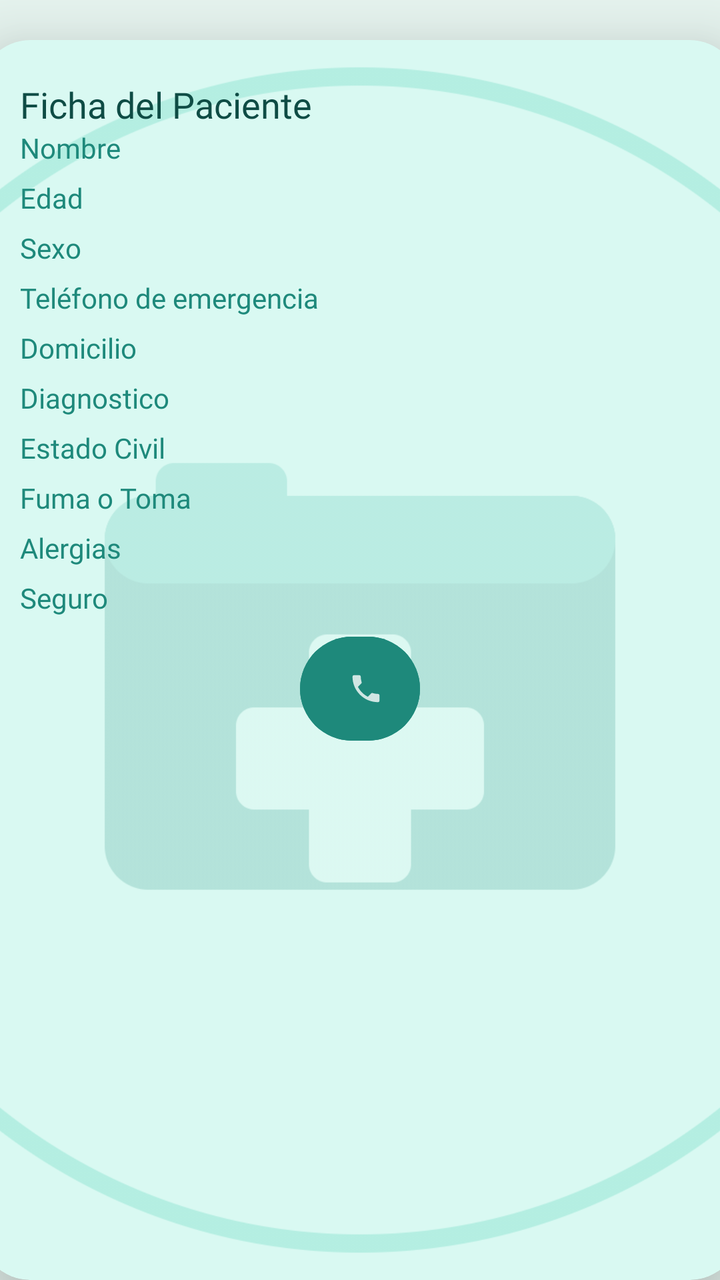
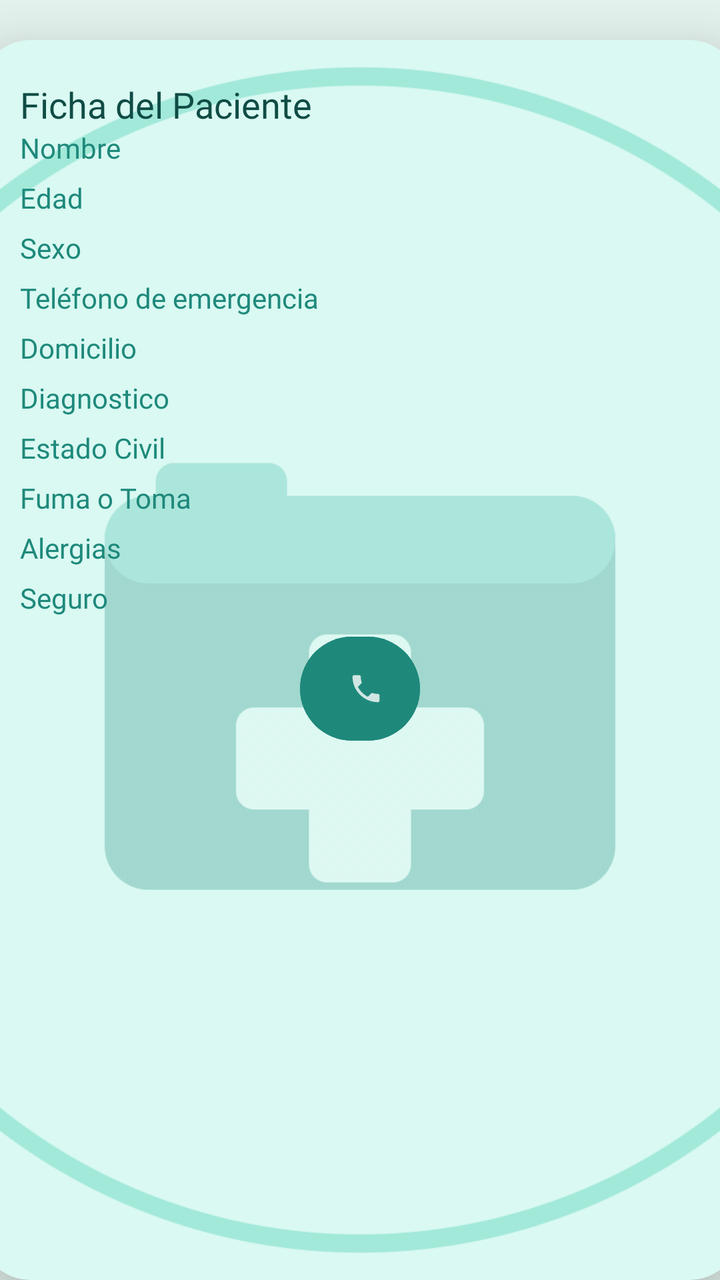

An Android layout rendered at two revisions. The XML below is the earlier revision; the diff shows what the commit changed to produce the second picture.
<!-- AndroidManifest.xml: application theme Theme.CLINICFILES -->
<!-- res/layout/activity_ficha.xml -->
<?xml version="1.0" encoding="utf-8"?>
<LinearLayout xmlns:android="http://schemas.android.com/apk/res/android"
    xmlns:app="http://schemas.android.com/apk/res-auto"
    android:id="@+id/main"
    android:layout_width="match_parent"
    android:layout_height="match_parent"
    android:orientation="vertical"
    android:background="#E8F6F1">

    <androidx.cardview.widget.CardView
        android:layout_marginTop="20dp"
        android:layout_width="380dp"
        android:layout_gravity="center"
        android:layout_height="wrap_content"
        app:cardElevation="25dp"
        app:cardCornerRadius="25dp"
        app:cardBackgroundColor="#D9F9F2">

        <ImageView
            android:layout_width="match_parent"
            android:layout_height="match_parent"
            android:alpha=".2"
            android:scaleType="centerCrop"
            android:src="@drawable/download" />

        <LinearLayout
            android:layout_width="match_parent"
            android:layout_height="match_parent"
            android:orientation="vertical"
            android:padding="20dp">


            <TextView
                android:layout_width="wrap_content"
                android:layout_height="wrap_content"
                android:text="Ficha del Paciente"
                android:textSize="18sp"
                android:textColor="#0F4C45"
                android:fontFamily="@font/italika"/>

            <LinearLayout
                android:layout_width="match_parent"
                android:layout_height="wrap_content"
                android:orientation="horizontal"
                android:layout_marginBottom="6dp">

                <TextView
                    android:layout_width="0dp"
                    android:layout_height="wrap_content"
                    android:layout_weight="1"
                    android:text="Nombre"
                    android:textColor="#1E897B"
                    android:fontFamily="@font/italika"/>

                <TextView
                    android:id="@+id/tvTMarca"
                    android:layout_width="0dp"
                    android:layout_height="wrap_content"
                    android:layout_weight="2"
                    android:textColor="#0F4C45"
                    android:fontFamily="@font/cinzel"/>
            </LinearLayout>

            <LinearLayout
                android:layout_width="match_parent"
                android:layout_height="wrap_content"
                android:orientation="horizontal"
                android:layout_marginBottom="6dp">

                <TextView
                    android:layout_width="0dp"
                    android:layout_height="wrap_content"
                    android:layout_weight="1"
                    android:text="Edad"
                    android:textColor="#1E897B"
                    android:fontFamily="@font/italika"/>

                <TextView
                    android:id="@+id/tvTPais"
                    android:layout_width="0dp"
                    android:layout_height="wrap_content"
                    android:layout_weight="2"
                    android:textColor="#0F4C45"
                    android:fontFamily="@font/cinzel"/>
            </LinearLayout>

            <LinearLayout
                android:layout_width="match_parent"
                android:layout_height="wrap_content"
                android:orientation="horizontal"
                android:layout_marginBottom="6dp">

                <TextView
                    android:layout_width="0dp"
                    android:layout_height="wrap_content"
                    android:layout_weight="1"
                    android:text="Sexo"
                    android:textColor="#1E897B"
                    android:fontFamily="@font/italika"/>

                <TextView
                    android:id="@+id/tvTEmpresa"
                    android:layout_width="0dp"
                    android:layout_height="wrap_content"
                    android:layout_weight="2"
                    android:textColor="#0F4C45"
                    android:fontFamily="@font/cinzel"/>
            </LinearLayout>

            <LinearLayout
                android:layout_width="match_parent"
                android:layout_height="wrap_content"
                android:orientation="horizontal"
                android:layout_marginBottom="6dp">

                <TextView
                    android:layout_width="wrap_content"
                    android:layout_height="wrap_content"
                    android:text="Teléfono de emergencia"
                    android:textColor="#1E897B"
                    android:fontFamily="@font/italika"/>

                <TextView
                    android:id="@+id/tvTTelefono"
                    android:layout_width="0dp"
                    android:layout_height="wrap_content"
                    android:layout_weight="2"
                    android:textColor="#0F4C45"
                    android:fontFamily="@font/cinzel"/>

            </LinearLayout>

            <LinearLayout
                android:layout_width="match_parent"
                android:layout_height="wrap_content"
                android:orientation="horizontal"
                android:layout_marginBottom="6dp">

                <TextView
                    android:layout_width="0dp"
                    android:layout_height="wrap_content"
                    android:layout_weight="1"
                    android:text="Domicilio"
                    android:textColor="#1E897B"
                    android:fontFamily="@font/italika"/>

                <TextView
                    android:id="@+id/tvDomicilio"
                    android:layout_width="0dp"
                    android:layout_height="wrap_content"
                    android:layout_weight="2"
                    android:textColor="#0F4C45"
                    android:fontFamily="@font/cinzel"/>
            </LinearLayout>

            <LinearLayout
                android:layout_width="match_parent"
                android:layout_height="wrap_content"
                android:orientation="horizontal"
                android:layout_marginBottom="6dp">

                <TextView
                    android:layout_width="0dp"
                    android:layout_height="wrap_content"
                    android:layout_weight="1"
                    android:text="Diagnostico"
                    android:textColor="#1E897B"
                    android:fontFamily="@font/italika"/>

                <TextView
                    android:id="@+id/tvDiagnostico"
                    android:layout_width="0dp"
                    android:layout_height="wrap_content"
                    android:layout_weight="2"
                    android:textColor="#0F4C45"
                    android:fontFamily="@font/cinzel"/>
            </LinearLayout>

            <LinearLayout
                android:layout_width="match_parent"
                android:layout_height="wrap_content"
                android:orientation="horizontal"
                android:layout_marginBottom="6dp">

                <TextView
                    android:layout_width="0dp"
                    android:layout_height="wrap_content"
                    android:layout_weight="1"
                    android:text="Estado Civil"
                    android:textColor="#1E897B"
                    android:fontFamily="@font/italika"/>

                <TextView
                    android:id="@+id/tvEstCivil"
                    android:layout_width="0dp"
                    android:layout_height="wrap_content"
                    android:layout_weight="2"
                    android:textColor="#0F4C45"
                    android:fontFamily="@font/cinzel"/>
            </LinearLayout>

            <LinearLayout
                android:layout_width="match_parent"
                android:layout_height="wrap_content"
                android:orientation="horizontal"
                android:layout_marginBottom="6dp">

                <TextView
                    android:layout_width="0dp"
                    android:layout_height="wrap_content"
                    android:layout_weight="1"
                    android:text="Fuma o Toma"
                    android:textColor="#1E897B"
                    android:fontFamily="@font/italika"/>

                <TextView
                    android:id="@+id/tvFumaoToma"
                    android:layout_width="0dp"
                    android:layout_height="wrap_content"
                    android:layout_weight="2"
                    android:textColor="#0F4C45"
                    android:fontFamily="@font/cinzel"/>
            </LinearLayout>

            <LinearLayout
                android:layout_width="match_parent"
                android:layout_height="wrap_content"
                android:orientation="horizontal"
                android:layout_marginBottom="6dp">

                <TextView
                    android:layout_width="0dp"
                    android:layout_height="wrap_content"
                    android:layout_weight="1"
                    android:text="Alergias"
                    android:textColor="#1E897B"
                    android:fontFamily="@font/italika"/>

                <TextView
                    android:id="@+id/tvAlergias"
                    android:layout_width="0dp"
                    android:layout_height="wrap_content"
                    android:layout_weight="2"
                    android:textColor="#0F4C45"
                    android:fontFamily="@font/cinzel"/>
            </LinearLayout>

            <LinearLayout
                android:layout_width="match_parent"
                android:layout_height="wrap_content"
                android:orientation="horizontal"
                android:layout_marginBottom="6dp">

                <TextView
                    android:layout_width="0dp"
                    android:layout_height="wrap_content"
                    android:layout_weight="1"
                    android:text="Seguro"
                    android:textColor="#1E897B"
                    android:fontFamily="@font/italika"/>

                <TextView
                    android:id="@+id/tvSeguro"
                    android:layout_width="0dp"
                    android:layout_height="wrap_content"
                    android:layout_weight="2"
                    android:textColor="#0F4C45"
                    android:fontFamily="@font/cinzel"/>
            </LinearLayout>
            <Button
                android:fontFamily="@font/cinzel"
                android:id="@+id/btnllamar"
                android:layout_width="60dp"
                android:layout_height="60dp"
                android:layout_gravity="center"
                android:backgroundTint="#1E897B"
                app:icon="@drawable/baseline_phone_24" />

        </LinearLayout>
    </androidx.cardview.widget.CardView>
    <Button
        android:fontFamily="@font/cinzel"
        android:layout_gravity="center"
        android:id="@+id/btnvolver"
        android:layout_width="200dp"
        android:layout_height="70dp"
        android:layout_marginTop="20dp"
        android:text="Regresar a registros"
        android:backgroundTint="#1E897B"
        android:textColor="#E8F6F1"/>
</LinearLayout>
<!-- resources referenced by this layout -->
<resources>
  <!-- drawable baseline_phone_24 (drawable) -->
  <vector xmlns:android="http://schemas.android.com/apk/res/android" android:alpha="0.79" android:height="24dp" android:tint="#4A180B" android:viewportHeight="24" android:viewportWidth="24" android:width="24dp">
        
      <path android:fillColor="@android:color/white" android:pathData="M6.62,10.79c1.44,2.83 3.76,5.14 6.59,6.59l2.2,-2.2c0.27,-0.27 0.67,-0.36 1.02,-0.24 1.12,0.37 2.33,0.57 3.57,0.57 0.55,0 1,0.45 1,1V20c0,0.55 -0.45,1 -1,1 -9.39,0 -17,-7.61 -17,-17 0,-0.55 0.45,-1 1,-1h3.5c0.55,0 1,0.45 1,1 0,1.25 0.2,2.45 0.57,3.57 0.11,0.35 0.03,0.74 -0.25,1.02l-2.2,2.2z"/>
      
  </vector>
  <!-- drawable download: png bitmap (drawable, 104155 bytes) -->
  <style name="Theme.CLINICFILES" parent="Base.Theme.CLINICFILES" />
  <style name="Base.Theme.CLINICFILES" parent="Theme.Material3.DayNight.NoActionBar">
          
          
      </style>
</resources>

<!-- the commit's change to res/layout/activity_ficha.xml (unified diff, before → after) -->
@@ -19,7 +19,7 @@
         <ImageView
             android:layout_width="match_parent"
             android:layout_height="match_parent"
-            android:alpha=".2"
+            android:alpha="0.3"
             android:scaleType="centerCrop"
             android:src="@drawable/download" />
 
